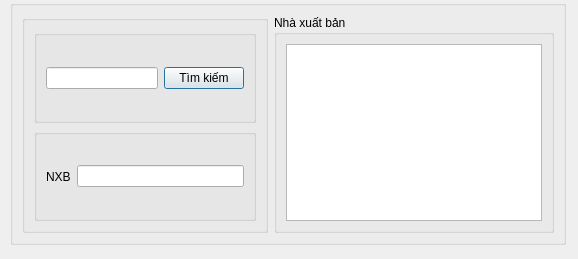
hovanvydut/PBL2-Library-Management-Qt-CPP, file ui_component/edit_book/changebookpublisher.ui: the form before one commit.
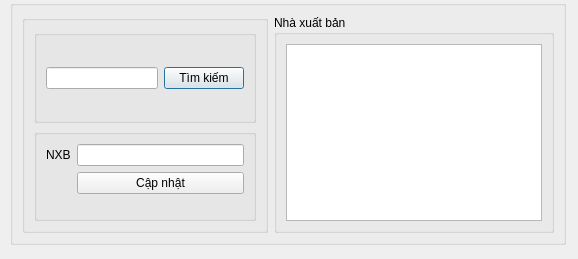
The form after the commit.

The edit to the form file:
```diff
--- a/ui_component/edit_book/changebookpublisher.ui
+++ b/ui_component/edit_book/changebookpublisher.ui
@@ -56,21 +56,28 @@
          <property name="title">
           <string/>
          </property>
-         <layout class="QHBoxLayout" name="horizontalLayout_4">
-          <item>
+         <layout class="QFormLayout" name="formLayout">
+          <item row="0" column="0">
            <widget class="QLabel" name="label">
             <property name="text">
              <string>NXB</string>
             </property>
            </widget>
           </item>
-          <item>
-           <widget class="QLineEdit" name="lineEdit">
+          <item row="0" column="1">
+           <widget class="QLineEdit" name="current_publisher">
             <property name="readOnly">
              <bool>true</bool>
             </property>
            </widget>
           </item>
+          <item row="1" column="1">
+           <widget class="QPushButton" name="btn_update">
+            <property name="text">
+             <string>Cập nhật</string>
+            </property>
+           </widget>
+          </item>
          </layout>
         </widget>
        </item>
```
Left out of the diff: 6 changed lines with no effect on the pictures.
